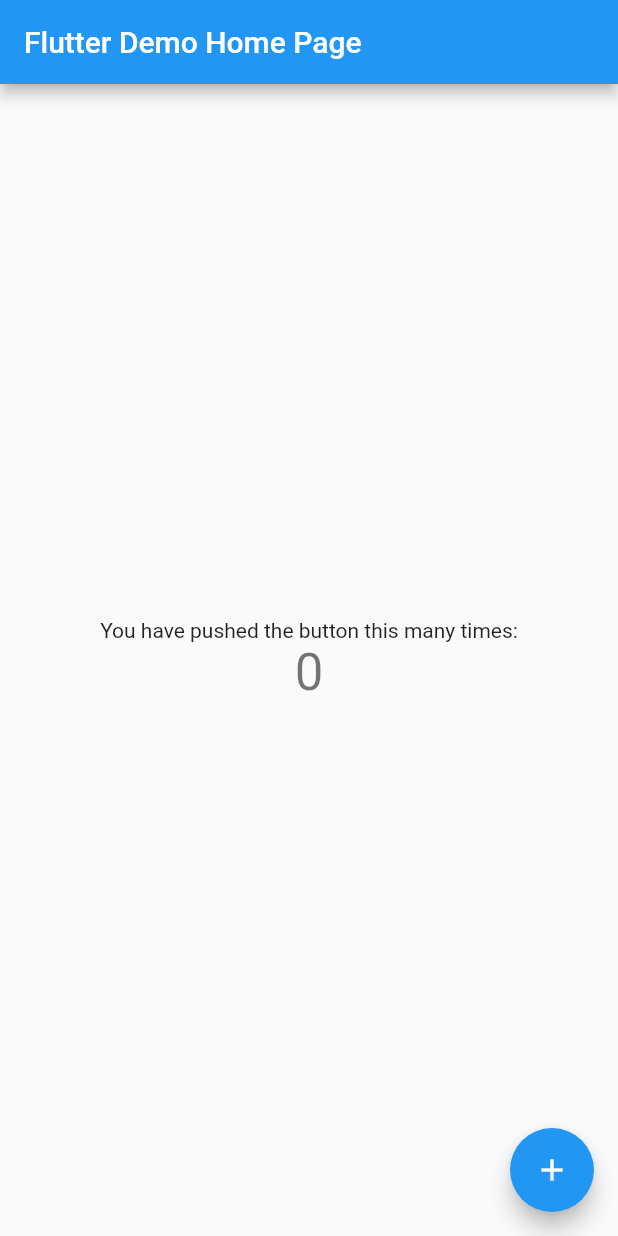
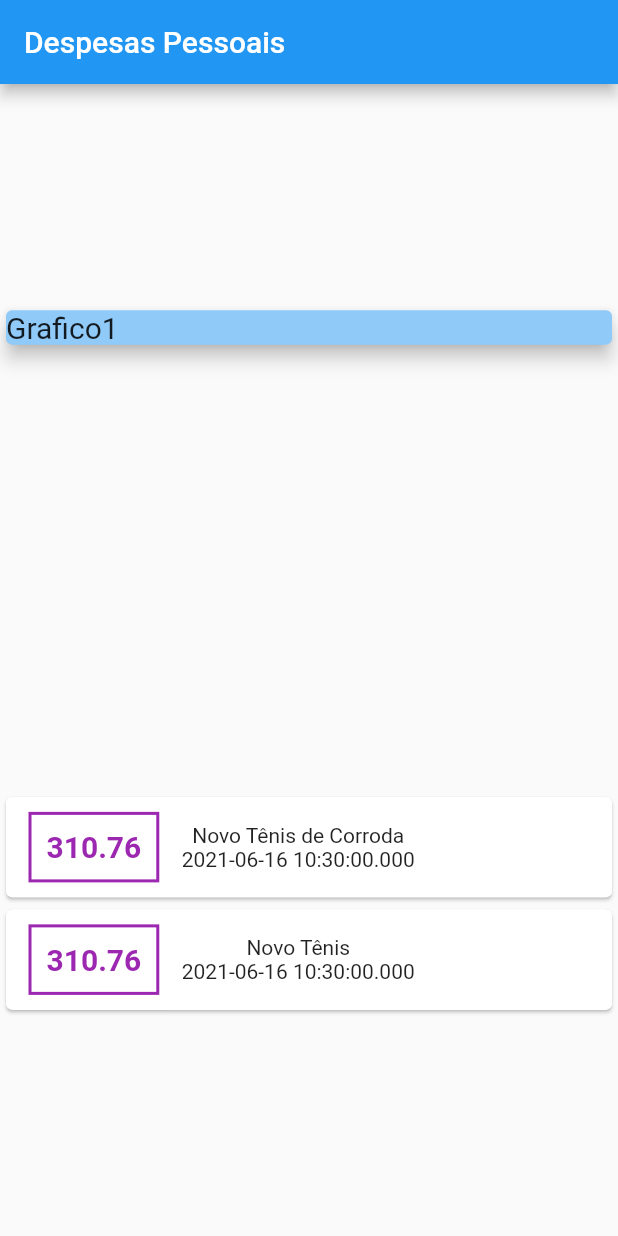
Before and after one commit to DanielCaetano/Flutter, a Flutter app: the screen it shows after launch, on a phone screen of 412 x 824 dp. Run offline on Flutter 3.47's test engine with Material 2 defaults, Android fonts, the phone set to English and light mode, and no system bars.

Commit message:
add campo lista

```diff
--- a/curso_flutter/expenses/lib/main.dart
+++ b/curso_flutter/expenses/lib/main.dart
@@ -1,113 +1,86 @@
+import 'package:expenses/models/transaction.dart';
 import 'package:flutter/material.dart';
 
-void main() {
-  runApp(MyApp());
-}
+main() => runApp(ExpensesApp());
 
-class MyApp extends StatelessWidget {
-  // This widget is the root of your application.
+class ExpensesApp extends StatelessWidget {
   @override
   Widget build(BuildContext context) {
-    return MaterialApp(
-      title: 'Flutter Demo',
-      theme: ThemeData(
-        // This is the theme of your application.
-        //
-        // Try running your application with "flutter run". You'll see the
-        // application has a blue toolbar. Then, without quitting the app, try
-        // changing the primarySwatch below to Colors.green and then invoke
-        // "hot reload" (press "r" in the console where you ran "flutter run",
-        // or simply save your changes to "hot reload" in a Flutter IDE).
-        // Notice that the counter didn't reset back to zero; the application
-        // is not restarted.
-        primarySwatch: Colors.blue,
-      ),
-      home: MyHomePage(title: 'Flutter Demo Home Page'),
-    );
+    return MaterialApp(home: MyHomePage());
   }
 }
 
-class MyHomePage extends StatefulWidget {
-  MyHomePage({Key key, this.title}) : super(key: key);
-
-  // This widget is the home page of your application. It is stateful, meaning
-  // that it has a State object (defined below) that contains fields that affect
-  // how it looks.
-
-  // This class is the configuration for the state. It holds the values (in this
-  // case the title) provided by the parent (in this case the App widget) and
-  // used by the build method of the State. Fields in a Widget subclass are
-  // always marked "final".
-
-  final String title;
-
-  @override
-  _MyHomePageState createState() => _MyHomePageState();
-}
-
-class _MyHomePageState extends State<MyHomePage> {
-  int _counter = 0;
-
-  void _incrementCounter() {
-    setState(() {
-      // This call to setState tells the Flutter framework that something has
-      // changed in this State, which causes it to rerun the build method below
-      // so that the display can reflect the updated values. If we changed
-      // _counter without calling setState(), then the build method would not be
-      // called again, and so nothing would appear to happen.
-      _counter++;
-    });
-  }
-
+class MyHomePage extends StatelessWidget {
+  final _transactions = [
+    Transaction(
+      id: 't1',
+      title: 'Novo Tênis de Corroda',
+      value: 310.76,
+      date: DateTime.now(),
+    ),
+    Transaction(
+      id: 't2',
+      title: 'Novo Tênis',
+      value: 310.76,
+      date: DateTime.now(),
+    ),
+  ];
   @override
   Widget build(BuildContext context) {
-    // This method is rerun every time setState is called, for instance as done
-    // by the _incrementCounter method above.
-    //
-    // The Flutter framework has been optimized to make rerunning build methods
-    // fast, so that you can just rebuild anything that needs updating rather
-    // than having to individually change instances of widgets.
     return Scaffold(
-      appBar: AppBar(
-        // Here we take the value from the MyHomePage object that was created by
-        // the App.build method, and use it to set our appbar title.
-        title: Text(widget.title),
-      ),
-      body: Center(
-        // Center is a layout widget. It takes a single child and positions it
-        // in the middle of the parent.
-        child: Column(
-          // Column is also a layout widget. It takes a list of children and
-          // arranges them vertically. By default, it sizes itself to fit its
-          // children horizontally, and tries to be as tall as its parent.
-          //
-          // Invoke "debug painting" (press "p" in the console, choose the
-          // "Toggle Debug Paint" action from the Flutter Inspector in Android
-          // Studio, or the "Toggle Debug Paint" command in Visual Studio Code)
-          // to see the wireframe for each widget.
-          //
-          // Column has various properties to control how it sizes itself and
-          // how it positions its children. Here we use mainAxisAlignment to
-          // center the children vertically; the main axis here is the vertical
-          // axis because Columns are vertical (the cross axis would be
-          // horizontal).
-          mainAxisAlignment: MainAxisAlignment.center,
+        appBar: AppBar(
+          title: Text('Despesas Pessoais'),
+        ),
+        body: Column(
+          mainAxisAlignment: MainAxisAlignment.spaceAround,
+          crossAxisAlignment: CrossAxisAlignment.center,
           children: <Widget>[
-            Text(
-              'You have pushed the button this many times:',
+            Container(
+              width: double.infinity,
+              child: Card(
+                color: Colors.blue[200],
+                child: Text(
+                  'Grafico1',
+                  style: TextStyle(fontSize: 20),
+                ),
+                elevation: 5,
+              ),
             ),
-            Text(
-              '$_counter',
-              style: Theme.of(context).textTheme.headline4,
+            Column(
+              children: _transactions.map((tr) {
+                return Card(
+                  child: Row(
+                    children: <Widget>[
+                      Container(
+                        margin:
+                            EdgeInsets.symmetric(horizontal: 15, vertical: 10),
+                        decoration: BoxDecoration(
+                            border: Border.all(
+                          color: Colors.purple,
+                          width: 2,
+                        )),
+                        padding: EdgeInsets.all(10),
+                        child: Text(
+                          tr.value.toString(),
+                          style: TextStyle(
+                            fontWeight: FontWeight.bold,
+                            fontSize: 20,
+                            color: Colors.purple,
+                          ),
+                        ),
+                      ),
+                      Column(
+                        children: <Widget>[
+                          Text(tr.title),
+                          Text(tr.date.toString()),
+                        ],
+                      )
+                    ],
+                  ),
+                );
+              }).toList(),
             ),
           ],
-        ),
-      ),
-      floatingActionButton: FloatingActionButton(
-        onPressed: _incrementCounter,
-        tooltip: 'Increment',
-        child: Icon(Icons.add),
-      ), // This trailing comma makes auto-formatting nicer for build methods.
-    );
+        ));
   }
 }
--- /dev/null
+++ b/curso_flutter/expenses/lib/models/transaction.dart
@@ -0,0 +1,15 @@
+import 'package:flutter/foundation.dart';
+
+class Transaction {
+  final String id;
+  final String title;
+  final double value;
+  final DateTime date;
+
+  Transaction({
+    @required this.id,
+    @required this.title,
+    @required this.value,
+    @required this.date,
+  });
+}
```
